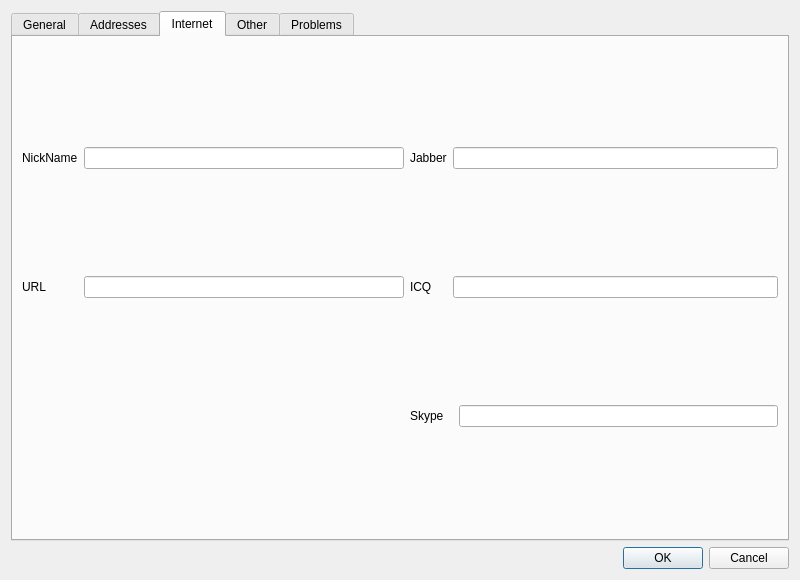
DarkHobbit/doublecontact, file app/contactdialog.ui: the form before one commit.
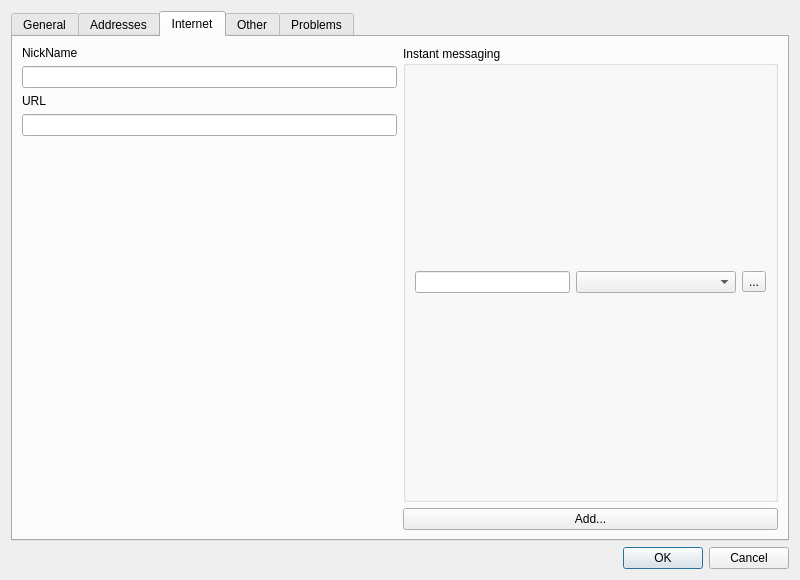
The form after the commit. The open tabs and pages were chosen to show the change. Icons and pictures are not drawn.

Commit message: vCard 4.0: Many IMs now allowed for 1 contact (only 1 jabber, 1 icq and 1 skype in older releases)

```diff
--- a/app/contactdialog.ui
+++ b/app/contactdialog.ui
@@ -357,56 +357,99 @@
       <attribute name="title">
        <string>Internet</string>
       </attribute>
-      <layout class="QGridLayout" name="gridLayout_4">
-       <item row="0" column="0">
+      <layout class="QHBoxLayout" name="horizontalLayout_5">
+       <item>
+        <layout class="QVBoxLayout" name="verticalLayout_8">
+         <item>
         <widget class="QLabel" name="lbNickName">
          <property name="text">
           <string>NickName</string>
          </property>
         </widget>
        </item>
-       <item row="0" column="1">
+         <item>
         <widget class="QLineEdit" name="leNickName"/>
        </item>
-       <item row="0" column="2">
-        <widget class="QLabel" name="lbJabber">
-         <property name="text">
-          <string>Jabber</string>
-         </property>
-        </widget>
-       </item>
-       <item row="0" column="3" colspan="2">
-        <widget class="QLineEdit" name="leJabber"/>
-       </item>
-       <item row="1" column="0">
+         <item>
         <widget class="QLabel" name="lbURL">
          <property name="text">
           <string>URL</string>
          </property>
         </widget>
        </item>
-       <item row="1" column="1">
+         <item>
         <widget class="QLineEdit" name="leURL"/>
        </item>
-       <item row="1" column="2">
-        <widget class="QLabel" name="lbICQ">
+         <item>
+          <spacer name="verticalSpacer">
+           <property name="orientation">
+            <enum>Qt::Vertical</enum>
+           </property>
+           <property name="sizeHint" stdset="0">
+            <size>
+             <width>20</width>
+             <height>40</height>
+            </size>
+           </property>
+          </spacer>
+         </item>
+        </layout>
+       </item>
+       <item>
+        <layout class="QVBoxLayout" name="verticalLayout_7">
+         <item>
+          <widget class="QGroupBox" name="gbIMs">
+           <property name="sizePolicy">
+            <sizepolicy hsizetype="Preferred" vsizetype="Expanding">
+             <horstretch>0</horstretch>
+             <verstretch>0</verstretch>
+            </sizepolicy>
+           </property>
+           <property name="title">
+            <string>Instant messaging</string>
+           </property>
+           <property name="alignment">
+            <set>Qt::AlignLeading|Qt::AlignLeft|Qt::AlignTop</set>
+           </property>
+           <layout class="QGridLayout" name="layIMs">
+            <item row="0" column="0">
+             <widget class="QLineEdit" name="leIM1"/>
+            </item>
+            <item row="0" column="1">
+             <widget class="QComboBox" name="cbIMType1">
+              <property name="minimumSize">
+               <size>
+                <width>160</width>
+                <height>0</height>
+               </size>
+              </property>
+             </widget>
+            </item>
+            <item row="0" column="2">
+             <widget class="QToolButton" name="btnDelIM1">
          <property name="text">
-          <string>ICQ</string>
-         </property>
-        </widget>
-       </item>
-       <item row="1" column="3" colspan="2">
-        <widget class="QLineEdit" name="leICQ"/>
-       </item>
-       <item row="2" column="2" colspan="2">
-        <widget class="QLabel" name="lbSkype">
+               <string notr="true">...</string>
+              </property>
+              <property name="icon">
+               <iconset resource="doublecontact.qrc">
+                <normaloff>:/img/16x16/del.png</normaloff>:/img/16x16/del.png</iconset>
+              </property>
+              <property name="arrowType">
+               <enum>Qt::NoArrow</enum>
+              </property>
+             </widget>
+            </item>
+           </layout>
+          </widget>
+         </item>
+         <item>
+          <widget class="QPushButton" name="btnAddIM">
          <property name="text">
-          <string>Skype</string>
+            <string>Add...</string>
          </property>
         </widget>
        </item>
-       <item row="2" column="4">
-        <widget class="QLineEdit" name="leSkype"/>
+        </layout>
        </item>
       </layout>
      </widget>
```
Lines whose indentation alone changed are shown as unchanged. The commit also changes 26 other files.
